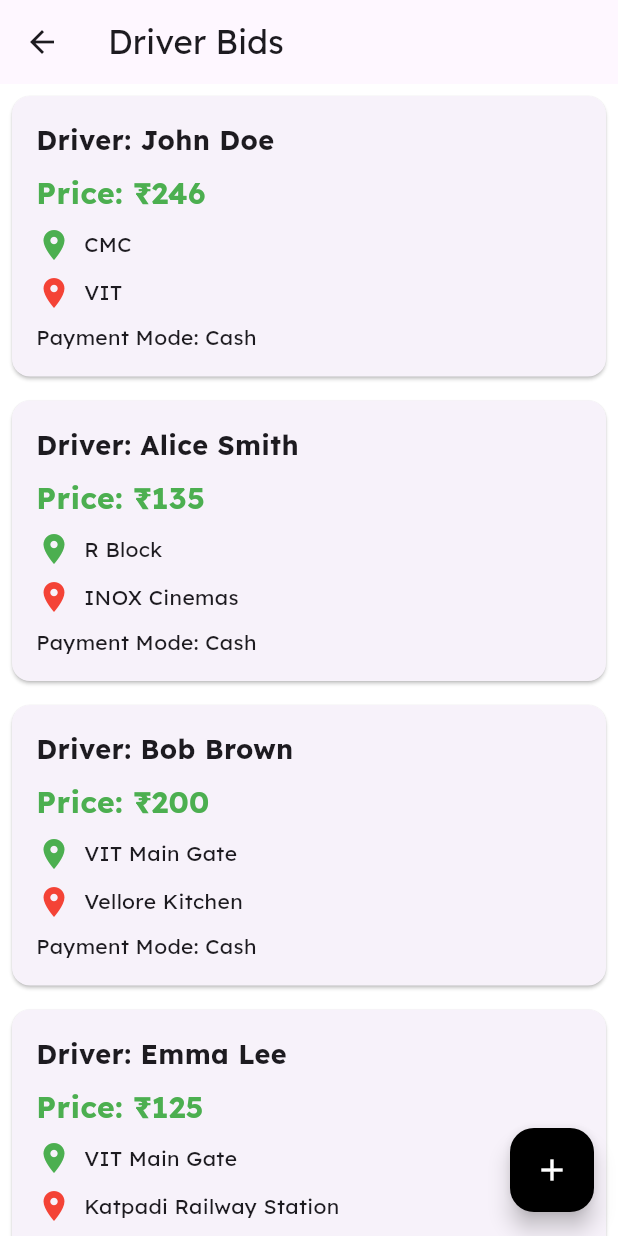
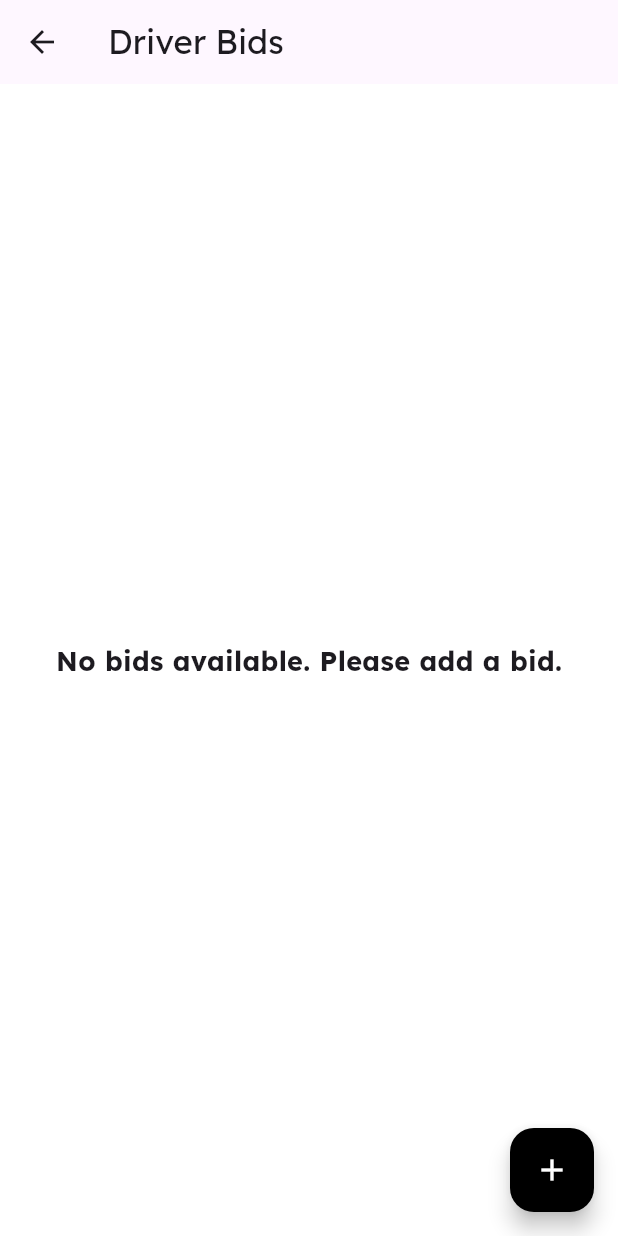
Before and after one commit to aditya030/Autohub_driverside, a Flutter app: the DriverBidsPage screen opened by its route, on a phone screen of 412 x 824 dp. Run offline on Flutter 3.47's test engine with Material 3 defaults, Android fonts, the phone set to English and light mode, and no system bars; our stand-ins replace flutter_map, flutter_rating_bar, fluttertoast, google_maps_flutter, latlong2, location; missing offline and left inert: razorpay_flutter.

Commit message:
bid page logic of add and edit option

```diff
--- a/lib/pages/add_bid_page.dart
+++ b/lib/pages/add_bid_page.dart
@@ -5,7 +5,7 @@ class AddBidPage extends StatelessWidget {
   final String driverName; // Fetch the driver's name from login details
   final TextEditingController bidAmountController = TextEditingController();
 
-  AddBidPage({required this.driverName});
+  AddBidPage({required this.driverName, Bid? initialBid});
 
   @override
   Widget build(BuildContext context) {
--- a/lib/pages/driver_bids_page.dart
+++ b/lib/pages/driver_bids_page.dart
@@ -1,55 +1,41 @@
-import 'dart:async'; // Import Timer
+import 'dart:async';
 import 'package:flutter/material.dart';
-import 'package:autohub_driverside/pages/add_bid_page.dart';
-import 'package:autohub_driverside/pages/ride_confirmation_page.dart'; // Import the page
-import 'package:fluttertoast/fluttertoast.dart'; // Import fluttertoast
+import 'add_bid_page.dart';
+import 'ride_confirmation_page.dart'; // Import the page
 
 class DriverBidsPage extends StatefulWidget {
-  final String driverName; // Add driverName parameter to the constructor
+  final String driverName;
+  final String destination;
 
-  DriverBidsPage({required this.driverName});
+  DriverBidsPage({required this.driverName, required this.destination});
 
   @override
   _DriverBidsPageState createState() => _DriverBidsPageState();
 }
 
 class _DriverBidsPageState extends State<DriverBidsPage> {
-  List<Bid> bids = [
-    Bid(
-        driverName: 'John Doe',
-        price: '₹246',
-        start: 'CMC',
-        end: 'VIT',
-        payment: 'Cash'),
-    Bid(
-        driverName: 'Alice Smith',
-        price: '₹135',
-        start: 'R Block',
-        end: 'INOX Cinemas',
-        payment: 'Cash'),
-    Bid(
-        driverName: 'Bob Brown',
-        price: '₹200',
-        start: 'VIT Main Gate',
-        end: 'Vellore Kitchen',
-        payment: 'Cash'),
-    Bid(
-        driverName: 'Emma Lee',
-        price: '₹125',
-        start: 'VIT Main Gate',
-        end: 'Katpadi Railway Station',
-        payment: 'Cash'),
-    Bid(
-        driverName: 'Mike Wilson',
-        price: '₹350',
-        start: 'VIT Main Gate',
-        end: 'Vellore Fort',
-        payment: 'Cash'),
-  ];
+  List<Bid> allBids = []; // List of all bids
+  Bid? _currentBid; // Variable to track the driver's current bid
+
+  List<Bid> get filteredBids {
+    print("Filtering bids for destination: ${widget.destination}");
+    final bids = allBids.where((bid) => bid.end == widget.destination).toList();
+    print("Filtered Bids: $bids");
+    return bids;
+  }
 
   late Timer _timer;
   Duration _remainingTime = Duration(seconds: 30);
   bool _showCountdown = false;
+  bool _showPopup = false;
+
+  @override
+  void initState() {
+    super.initState();
+    // Debugging: Print initial state
+    print("Destination: ${widget.destination}");
+    print("All Bids: ${allBids}");
+  }
 
   @override
   void dispose() {
@@ -65,12 +51,20 @@ class _DriverBidsPageState extends State<DriverBidsPage> {
       ),
       body: Stack(
         children: [
-          ListView.builder(
-            itemCount: bids.length,
-            itemBuilder: (context, index) {
-              return _buildBidCard(context, index, bids[index]);
-            },
-          ),
+          if (filteredBids.isEmpty)
+            Center(
+              child: Text(
+                'No bids available. Please add a bid.',
+                style: TextStyle(fontSize: 18, fontWeight: FontWeight.bold),
+              ),
+            )
+          else
+            ListView.builder(
+              itemCount: filteredBids.length,
+              itemBuilder: (context, index) {
+                return _buildBidCard(context, index, filteredBids[index]);
+              },
+            ),
           if (_showCountdown)
             Positioned(
               top: 10,
@@ -78,12 +72,32 @@ class _DriverBidsPageState extends State<DriverBidsPage> {
               child: Container(
                 padding: EdgeInsets.symmetric(horizontal: 16.0, vertical: 8.0),
                 decoration: BoxDecoration(
-                  color: Colors.black, // Set the background color to black
+                  color: Colors.black,
                   borderRadius: BorderRadius.circular(12.0),
                 ),
                 child: Text(
                   'Redirect in ${_remainingTime.inSeconds}s',
-                  style: TextStyle(color: Colors.white), // Set the text color to white
+                  style: TextStyle(color: Colors.white),
+                ),
+              ),
+            ),
+          if (_showPopup)
+            Positioned(
+              bottom: 0,
+              left: 0,
+              right: 0,
+              child: Container(
+                color: Colors.green,
+                padding: EdgeInsets.symmetric(vertical: 10),
+                child: Center(
+                  child: Text(
+                    'Bid added successfully!',
+                    style: TextStyle(
+                      color: Colors.white,
+                      fontSize: 16,
+                      fontWeight: FontWeight.bold,
+                    ),
+                  ),
                 ),
               ),
             ),
@@ -93,39 +107,54 @@ class _DriverBidsPageState extends State<DriverBidsPage> {
         onPressed: () {
           _navigateToAddBid(context);
         },
-        child: Icon(Icons.add),
-        backgroundColor: Colors.black, // Set the button color to black
-        foregroundColor: Colors.white, // Set the icon color to white
+        child: Icon(_currentBid == null ? Icons.add : Icons.edit),
+        backgroundColor: Colors.black,
+        foregroundColor: Colors.white,
       ),
     );
   }
 
   void _navigateToAddBid(BuildContext context) async {
-    // Navigate to AddBidPage and wait for a result
-    final newBid = await Navigator.push(
+    final editedBid = await Navigator.push(
       context,
       MaterialPageRoute(
-        builder: (context) => AddBidPage(driverName: widget.driverName),
+        builder: (context) => AddBidPage(
+          driverName: widget.driverName,
+          initialBid: _currentBid,
+        ),
       ),
     );
 
-    if (newBid != null && newBid is Bid) {
+    if (editedBid != null && editedBid is Bid) {
       setState(() {
-        // Insert the new bid at the top of the list
-        bids.insert(0, newBid);
+        if (_currentBid == null) {
+          allBids.add(editedBid); // Add new bid if no current bid
+        } else {
+          final index = allBids.indexWhere((bid) =>
+              bid.driverName == _currentBid!.driverName &&
+              bid.end == _currentBid!.end);
+          if (index != -1) {
+            allBids[index] = editedBid; // Update existing bid
+          }
+        }
+        _currentBid = editedBid;
+
+        // Debugging: Print updated state
+        print("Added/Updated Bid: $editedBid");
+        print("All Bids: $allBids");
+
+        // Ensure bids are sorted in ascending order based on price
+        allBids.sort((a, b) => int.parse(a.price.replaceAll('₹', ''))
+            .compareTo(int.parse(b.price.replaceAll('₹', ''))));
+
+        _showPopup = true;
+        Future.delayed(Duration(seconds: 3), () {
+          setState(() {
+            _showPopup = false;
+          });
+        });
       });
 
-      // Show the success toast message
-      Fluttertoast.showToast(
-        msg: "Bid added successfully!",
-        toastLength: Toast.LENGTH_SHORT,
-        gravity: ToastGravity.BOTTOM,
-        backgroundColor: Colors.green,
-        textColor: Colors.white,
-        fontSize: 16.0,
-      );
-
-      // Start the countdown timer
       setState(() {
         _showCountdown = true;
         _remainingTime = Duration(seconds: 30);
@@ -220,4 +249,9 @@ class Bid {
     required this.end,
     required this.payment,
   });
+
+  @override
+  String toString() {
+    return 'Bid(driverName: $driverName, price: $price, start: $start, end: $end, payment: $payment)';
+  }
 }
```
Also changed, not shown: lib/main.dart (+2 -5 lines), lib/pages/bidding_page_ds.dart (+15 -22 lines).
